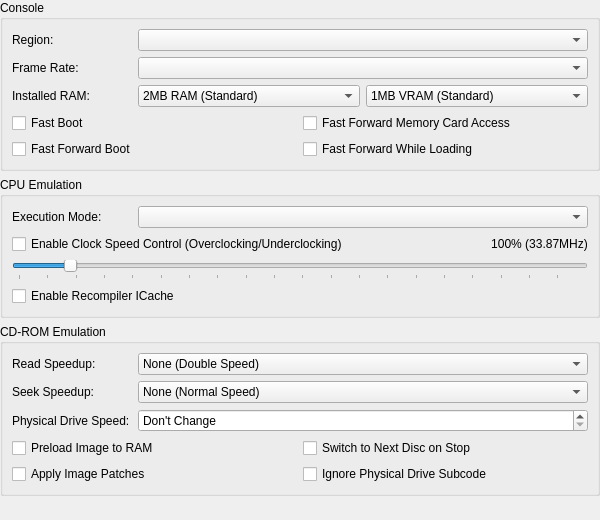
Qt form src/duckstation-qt/consolesettingswidget.ui (stenzek/duckstation) before a commit.
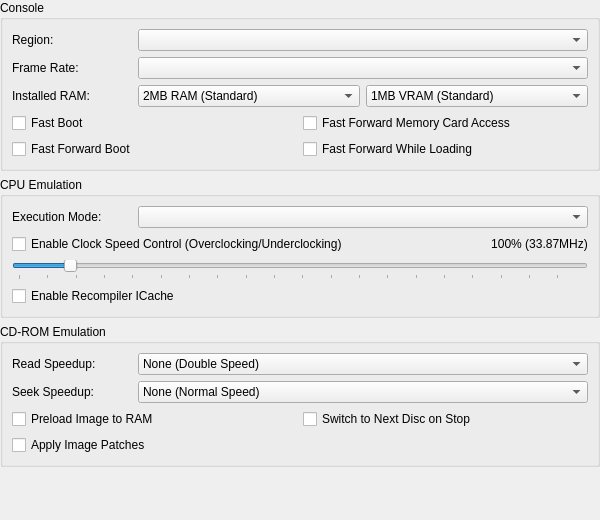
The same form after that commit. Icons and pictures are not drawn.

Commit message: Qt: Move physical drive and readahead options to Advanced

The edit to the form file:
```diff
--- a/src/duckstation-qt/consolesettingswidget.ui
+++ b/src/duckstation-qt/consolesettingswidget.ui
@@ -378,27 +378,7 @@
         </item>
        </widget>
       </item>
-      <item row="2" column="0">
-       <widget class="QLabel" name="cdromHostReadSpeedLabel">
-        <property name="text">
-         <string>Physical Drive Speed:</string>
-        </property>
-       </widget>
-      </item>
-      <item row="2" column="1">
-       <widget class="QSpinBox" name="cdromHostReadSpeed">
-        <property name="specialValueText">
-         <string>Don't Change</string>
-        </property>
-        <property name="suffix">
-         <string>x</string>
-        </property>
-        <property name="maximum">
-         <number>72</number>
-        </property>
-       </widget>
-      </item>
-      <item row="3" column="0" colspan="2">
+      <item row="2" column="0" colspan="2">
        <layout class="QGridLayout" name="cdromGridLayout">
         <item row="0" column="0">
          <widget class="QCheckBox" name="cdromLoadImageToRAM">
@@ -407,13 +387,6 @@
           </property>
          </widget>
         </item>
-        <item row="1" column="1">
-         <widget class="QCheckBox" name="cdromIgnoreHostSubcode">
-          <property name="text">
-           <string>Ignore Physical Drive Subcode</string>
-          </property>
-         </widget>
-        </item>
         <item row="1" column="0">
          <widget class="QCheckBox" name="cdromLoadImagePatches">
           <property name="text">
```
The commit also changes 4 other files.
